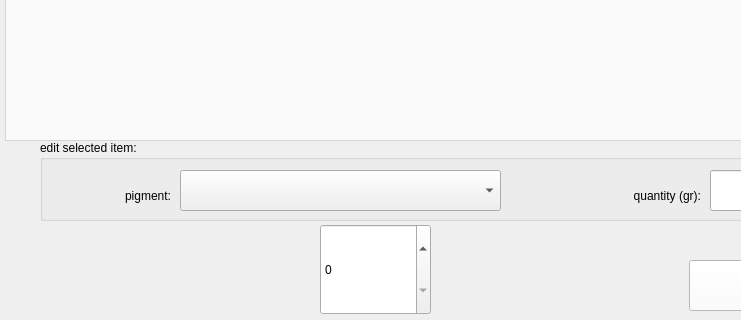
This is src/alfa_CR6_ui/ui/edit_dialog.ui in alfa-sw/alfa_cr6 as Qt 5 draws it before an edit; both pictures show x 0 to 741 and y 430 to 750 of the 1260 by 750 pixel window. The edited form follows.
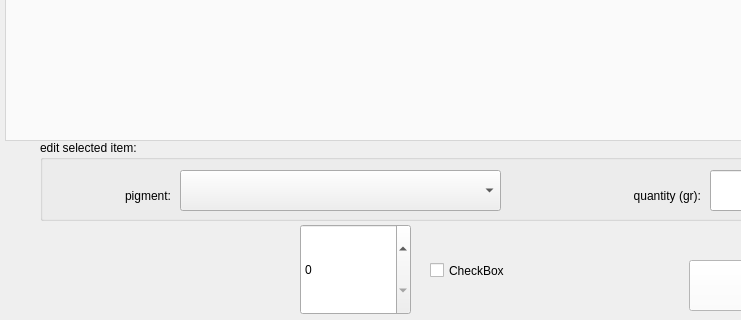
This is the edited form. Icons and pictures are not drawn.

The edit to the form file:
```diff
--- a/src/alfa_CR6_ui/ui/edit_dialog.ui
+++ b/src/alfa_CR6_ui/ui/edit_dialog.ui
@@ -333,8 +333,8 @@
     <rect>
      <x>100</x>
      <y>664</y>
-     <width>211</width>
-     <height>61</height>
+     <width>191</width>
+     <height>71</height>
     </rect>
    </property>
    <property name="text">
@@ -347,13 +347,13 @@
     <bool>false</bool>
    </property>
    <property name="alignment">
-    <set>Qt::AlignLeading|Qt::AlignLeft|Qt::AlignVCenter</set>
+    <set>Qt::AlignRight|Qt::AlignTrailing|Qt::AlignVCenter</set>
    </property>
   </widget>
   <widget class="QSpinBox" name="n_of_jars_spinbox">
    <property name="geometry">
     <rect>
-     <x>320</x>
+     <x>300</x>
      <y>654</y>
      <width>111</width>
      <height>91</height>
@@ -369,7 +369,7 @@
      <x>30</x>
      <y>664</y>
      <width>71</width>
-     <height>61</height>
+     <height>71</height>
     </rect>
    </property>
    <property name="text">
@@ -385,6 +385,19 @@
     <set>Qt::AlignLeading|Qt::AlignLeft|Qt::AlignVCenter</set>
    </property>
   </widget>
+  <widget class="QCheckBox" name="print_check_box">
+   <property name="geometry">
+    <rect>
+     <x>430</x>
+     <y>660</y>
+     <width>181</width>
+     <height>81</height>
+    </rect>
+   </property>
+   <property name="text">
+    <string>CheckBox</string>
+   </property>
+  </widget>
  </widget>
  <resources/>
  <connections/>
```
